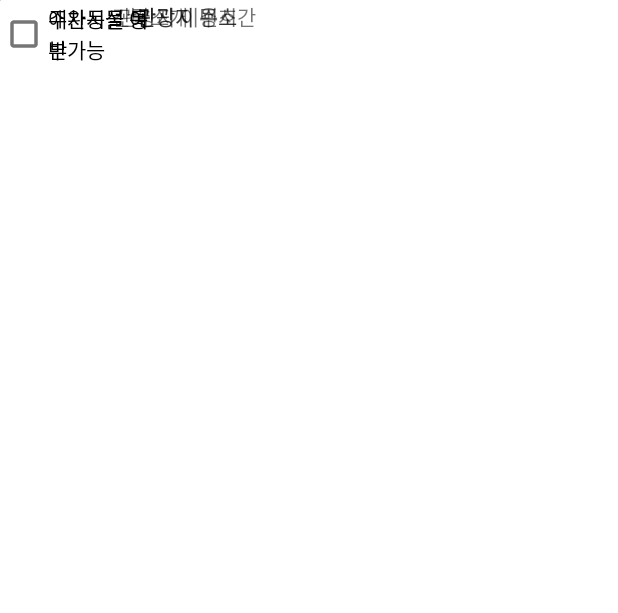
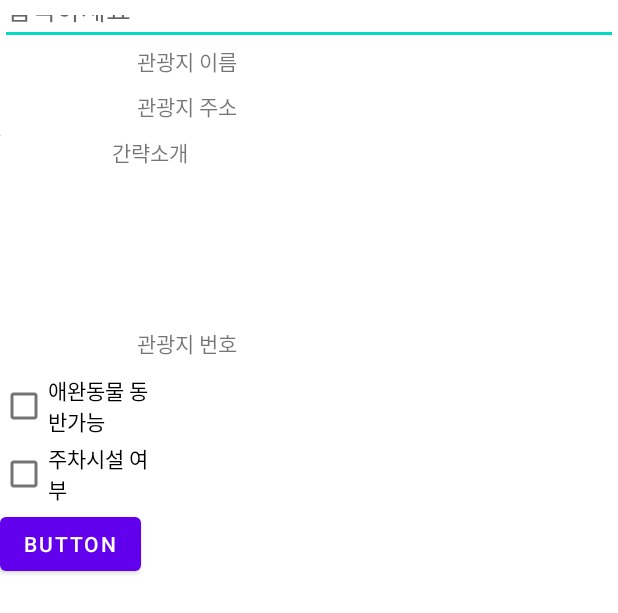
Before and after one commit to Hyeon0706/GotoJeju, an Android app: the layout activity_info.xml on its own in the app's theme, with its tools: preview values and no code run, on a phone screen of 412 x 824 dp. Shown: the top 613 px of the screen. Run offline under Robolectric (Android 15) with nearby library versions, the phone set to English and light mode, and no system bars.

Commit message:
관광정보 표시 텍스트만 출력

```diff
--- a/app/build.gradle
+++ b/app/build.gradle
@@ -44,7 +44,8 @@ dependencies {
     implementation 'com.google.firebase:firebase-core:17.2.3'
     implementation 'com.google.firebase:firebase-database:19.2.1'
     implementation 'com.naver.maps:map-sdk:3.13.0'
-    implementation 'com.github.bumptech.glide:glide:4.12.0'
+    implementation 'com.github.bumptech.glide:glide:4.10.0'
+    annotationProcessor 'com.github.bumptech.glide:compiler:4.10.0'
     implementation 'com.google.android.gms:play-services-location:16.0.0'
     implementation platform('com.google.firebase:firebase-bom:29.0.0')
     implementation 'com.google.firebase:firebase-analytics'
--- a/app/src/main/AndroidManifest.xml
+++ b/app/src/main/AndroidManifest.xml
@@ -16,7 +16,7 @@
         android:theme="@style/Theme.MyApplication"
         android:usesCleartextTraffic="true">
 
-        <activity android:name=".lodgingActivity">
+        <activity android:name=".test1">
             <intent-filter>
                 <action android:name="android.intent.action.MAIN" />
 
--- a/app/src/main/java/com/example/myapplication/lodgingAdapter.java
+++ b/app/src/main/java/com/example/myapplication/lodgingAdapter.java
@@ -11,7 +11,7 @@ import android.widget.TextView;
 import androidx.annotation.NonNull;
 import androidx.recyclerview.widget.RecyclerView;
 
-import com.bumptech.glide.Glide;
+//import com.bumptech.glide.Glide;
 
 import java.util.ArrayList;
 
@@ -53,7 +53,7 @@ public class lodgingAdapter extends RecyclerView.Adapter{
             //별도의 Thread가 필요한데 이를 편하게
             //해주는 Library사용(Glide library)
 
-            Glide.with(context).load(s.getIurl()).into(vh.iv);
+            //Glide.with(context).load(s.getIurl()).into(vh.iv);
 
         }
 
--- a/app/src/main/res/layout/info.xml
+++ b/app/src/main/res/layout/activity_info.xml
@@ -1,21 +1,30 @@
 <?xml version="1.0" encoding="utf-8"?>
-<androidx.constraintlayout.widget.ConstraintLayout xmlns:android="http://schemas.android.com/apk/res/android"
-    xmlns:app="http://schemas.android.com/apk/res-auto"
+<LinearLayout xmlns:android="http://schemas.android.com/apk/res/android"
     xmlns:tools="http://schemas.android.com/tools"
     android:layout_width="match_parent"
-    android:layout_height="match_parent">
+    android:layout_height="match_parent"
+    android:orientation="vertical">
+
+    <EditText
+        android:id="@+id/editText"
+        android:layout_width="match_parent"
+        android:layout_height="30dp"
+        tools:layout_editor_absoluteX="0dp"
+        tools:layout_editor_absoluteY="442dp"
+        android:hint="입력하세요"/>
+
 
     <TextView
-        android:id="@+id/textView5"
+        android:id="@+id/tvTitle"
         android:layout_width="250dp"
         android:layout_height="30dp"
-        android:text="관광지 이용시간"
+        android:text="관광지 이름"
         tools:layout_editor_absoluteX="29dp"
         tools:layout_editor_absoluteY="297dp"
         android:gravity="center_horizontal"/>
 
     <TextView
-        android:id="@+id/textView4"
+        android:id="@+id/tvAddr"
         android:layout_width="250dp"
         android:layout_height="30dp"
         android:gravity="center_horizontal"
@@ -42,7 +51,7 @@
         android:gravity="center_horizontal"/>
 
     <TextView
-        android:id="@+id/textView2"
+        android:id="@+id/tvPnum"
         android:layout_width="250dp"
         android:layout_height="30dp"
         android:text="관광지 번호"
@@ -66,4 +75,12 @@
         tools:layout_editor_absoluteX="290dp"
         tools:layout_editor_absoluteY="199dp" />
 
-</androidx.constraintlayout.widget.ConstraintLayout>
+    <Button
+        android:id="@+id/button2"
+        android:layout_width="wrap_content"
+        android:layout_height="wrap_content"
+        android:text="Button"
+        tools:layout_editor_absoluteX="32dp"
+        tools:layout_editor_absoluteY="488dp" />
+
+</LinearLayout>
```
Also changed, not shown: app/src/main/java/com/example/myapplication/test1.java (added, +134 -0 lines), app/src/main/res/layout/mainac.xml (added, +47 -0 lines).
